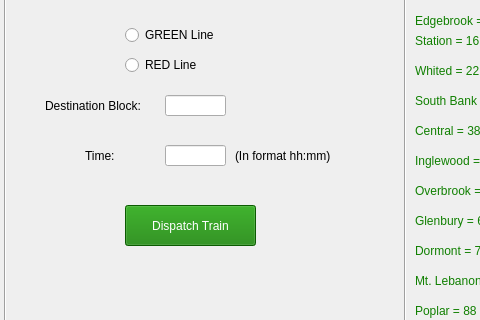
Above: src/UI/CTC/ctc_dispatch_train.ui from aet37/ECE1140-Project before the change; both pictures show x 175 to 655 and y 84 to 404 of the 800 by 600 pixel window. Below: the same form after it.
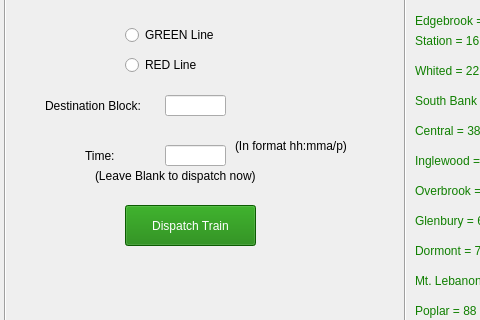
That is the form after the change.

The edit to the form file:
```diff
--- a/src/UI/CTC/ctc_dispatch_train.ui
+++ b/src/UI/CTC/ctc_dispatch_train.ui
@@ -104,13 +104,13 @@
     <property name="geometry">
      <rect>
       <x>410</x>
-      <y>210</y>
-      <width>111</width>
+      <y>200</y>
+      <width>151</width>
       <height>21</height>
      </rect>
     </property>
     <property name="text">
-     <string>(In format hh:mm)</string>
+     <string>(In format hh:mma/p)</string>
     </property>
    </widget>
    <widget class="QLabel" name="ConfirmationLabel">
@@ -691,6 +691,19 @@
      <enum>Qt::Vertical</enum>
     </property>
    </widget>
+   <widget class="QLabel" name="label_33">
+    <property name="geometry">
+     <rect>
+      <x>270</x>
+      <y>230</y>
+      <width>221</width>
+      <height>21</height>
+     </rect>
+    </property>
+    <property name="text">
+     <string>(Leave Blank to dispatch now)</string>
+    </property>
+   </widget>
   </widget>
   <widget class="QMenuBar" name="menubar">
    <property name="geometry">
```
